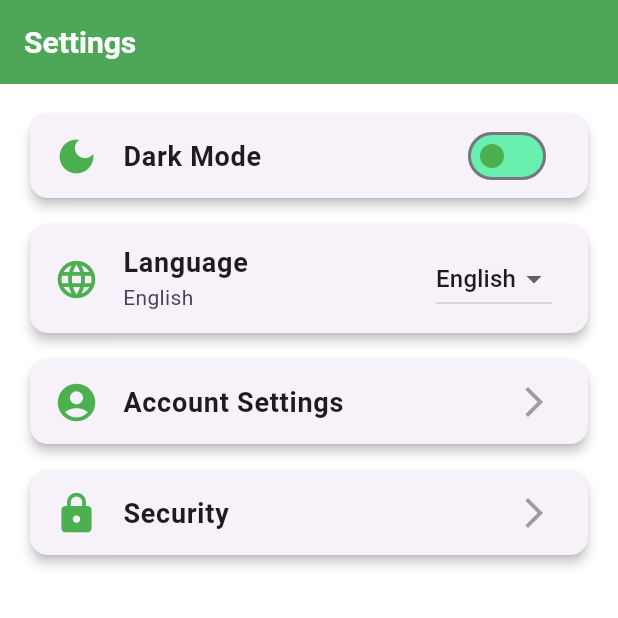
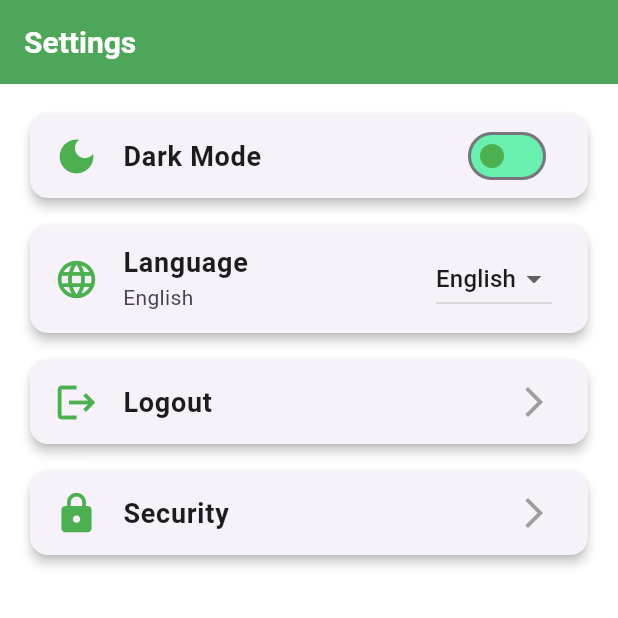
Before and after one commit to bed-com-06-19/faults, a Flutter app: the SettingsPage screen opened directly, on a phone screen of 412 x 824 dp, the top half of it. Run offline on Flutter 3.47's test engine with Material 3 defaults, Android fonts, the phone set to English and light mode, and no system bars; our stand-ins replace cloud_firestore, firebase_auth, firebase_core, flutter_local_notifications, flutter_map, fluttertoast and 2 more; accounts and stored records are empty.

Commit message:
added logout button

```diff
--- a/lib/features/user_auth/presentation/pages/user/settings.dart
+++ b/lib/features/user_auth/presentation/pages/user/settings.dart
@@ -1,5 +1,7 @@
+import 'package:firebase_auth/firebase_auth.dart';
 import 'package:flutter/material.dart';
 import 'package:shared_preferences/shared_preferences.dart';
+import 'package:faults/features/user_auth/firebase_auth_implementation/authWrapper.dart'; // For navigation
 
 class SettingsPage extends StatefulWidget {
   const SettingsPage({super.key});
@@ -32,6 +34,26 @@ class _SettingsPageState extends State<SettingsPage> {
     prefs.setBool('isDarkMode', value);
   }
 
+  // Logout method
+  Future<void> _logout() async {
+    try {
+      await FirebaseAuth.instance.signOut(); // Sign out from Firebase
+
+      // Optionally clear any preferences or session data
+      final prefs = await SharedPreferences.getInstance();
+      prefs.clear(); // Clears all saved preferences (optional but recommended)
+
+      // Redirect the user to login screen (navigate to AuthWrapper or LoginPage)
+      Navigator.pushReplacement(
+        context,
+        MaterialPageRoute(builder: (context) => const AuthWrapper()), // Assuming AuthWrapper is your login screen
+      );
+    } catch (e) {
+      // Handle any errors here (show an error message if necessary)
+      print("Error during logout: $e");
+    }
+  }
+
   @override
   Widget build(BuildContext context) {
     return Scaffold(
@@ -61,7 +83,6 @@ class _SettingsPageState extends State<SettingsPage> {
                     });
                     await _saveDarkModePreference(value);
                     // Restart the app to apply theme changes (for now)
-                    // You can use a more elegant solution for theme change
                     if (context.findAncestorStateOfType<_SettingsPageState>() != null) {
                       Navigator.of(context).pushReplacement(MaterialPageRoute(
                           builder: (context) => const SettingsPage()));
@@ -98,17 +119,15 @@ class _SettingsPageState extends State<SettingsPage> {
             ),
             const SizedBox(height: 10),
 
-            // Account Settings
+            // Logout (previously "Account Settings")
             Card(
               elevation: 3,
               shape: RoundedRectangleBorder(borderRadius: BorderRadius.circular(12)),
               child: ListTile(
-                leading: const Icon(Icons.account_circle, color: Colors.green, size: 30),
-                title: const Text("Account Settings", style: TextStyle(fontSize: 18, fontWeight: FontWeight.bold)),
+                leading: const Icon(Icons.logout, color: Colors.green, size: 30),
+                title: const Text("Logout", style: TextStyle(fontSize: 18, fontWeight: FontWeight.bold)),
                 trailing: const Icon(Icons.arrow_forward_ios, color: Colors.grey),
-                onTap: () {
-                  // Navigate to account settings
-                },
+                onTap: _logout, // Call the logout function
               ),
             ),
             const SizedBox(height: 10),
```
